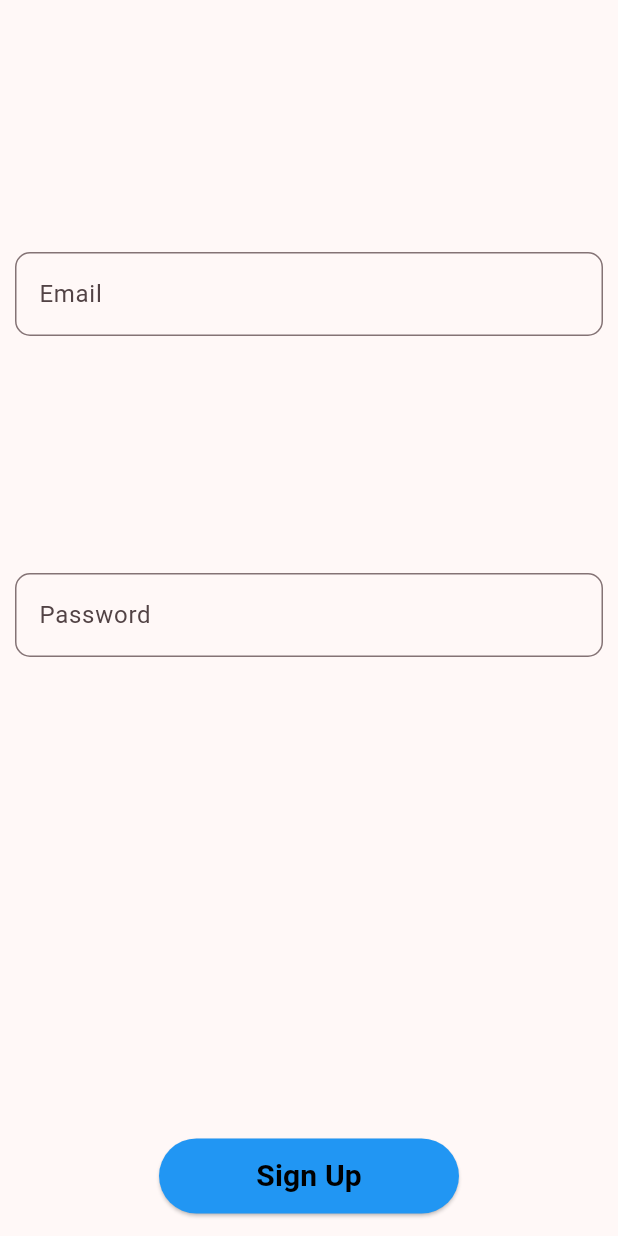
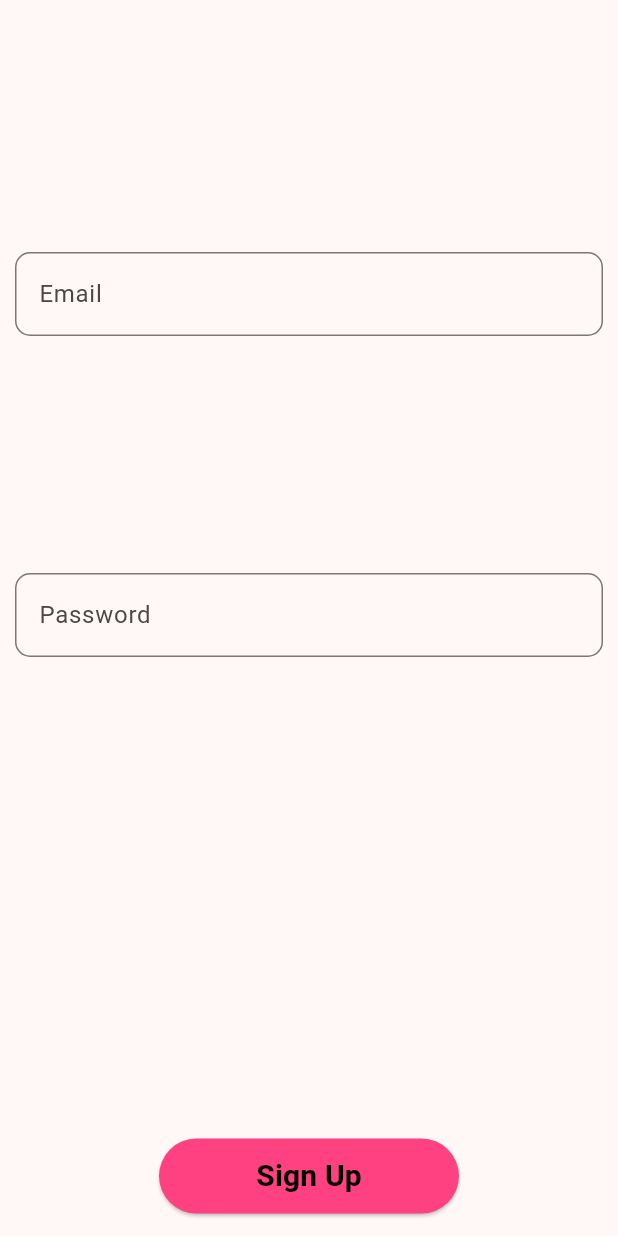
Before and after one commit to sagarchak/my_travaly_demo, a Flutter app: what signUpWidget() shows on an empty page, opened directly, on a phone screen of 412 x 824 dp. Run offline on Flutter 3.47's test engine with Material 3 defaults, Android fonts, the phone set to English and light mode, and no system bars; our stand-ins replace firebase_auth, firebase_core, flutter_rating, get, google_sign_in; accounts and stored records are empty; Roboto replaces fonts that are missing (Poppins).

Commit message:
small change commit

```diff
--- a/lib/widgets/sign_up_wid.dart
+++ b/lib/widgets/sign_up_wid.dart
@@ -68,7 +68,7 @@ Widget signUpWidget() {
                 LoginAndSignUpController.to.signUpWithEmailAndPassword();
               }
             },
-            style: ElevatedButton.styleFrom(backgroundColor: Colors.blue, minimumSize: Size(200, 50)),
+            style: ElevatedButton.styleFrom(backgroundColor: Colors.pinkAccent, minimumSize: Size(200, 50)),
             child: Text(signup, style: ThemeFonts.bold(20).copyWith(color: Colors.black))),
       )
     ],
```
